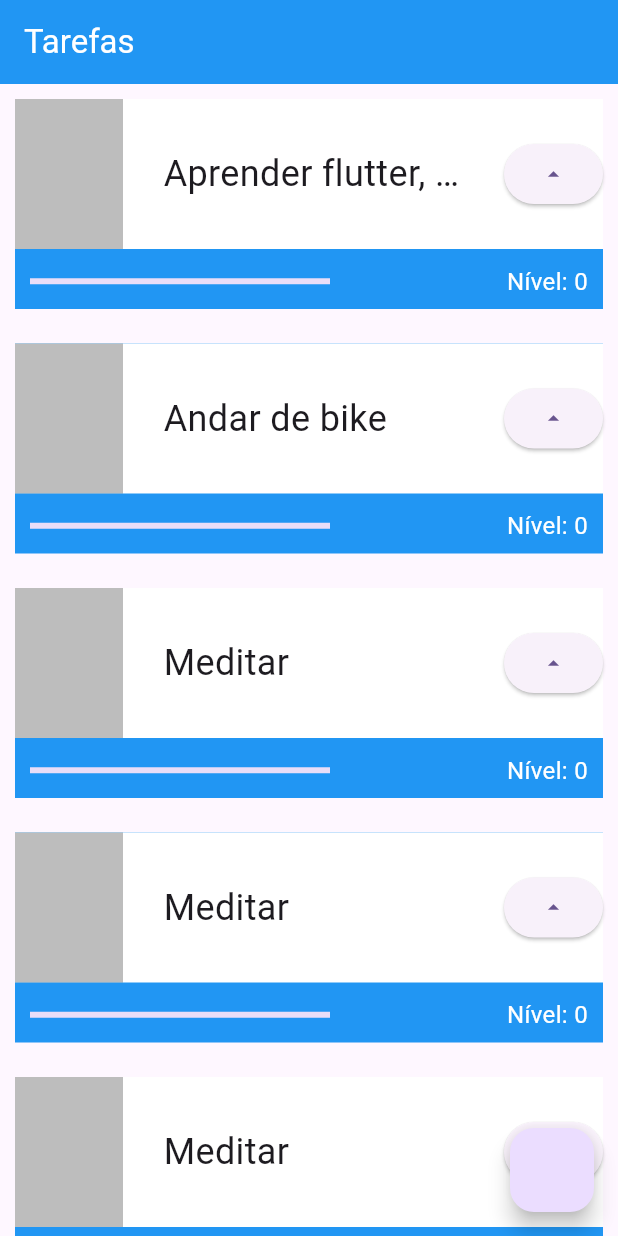
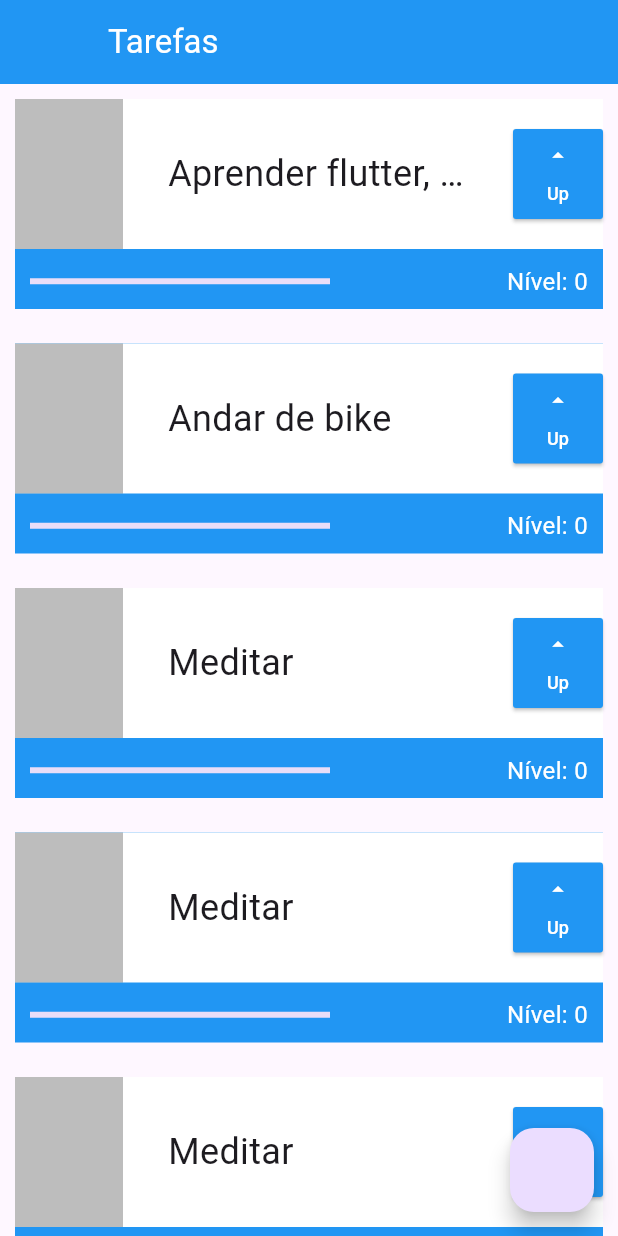
Before and after one commit to Th-Guasti/alura_flutter, a Flutter app: the screen it shows after launch, on a phone screen of 412 x 824 dp. Run offline on Flutter 3.47's test engine with Material 3 defaults, Android fonts, the light colour scheme and no system bars.

Commit message:
modificações de alguns elementos

```diff
--- a/lib/main.dart
+++ b/lib/main.dart
@@ -19,6 +19,7 @@ class MyApp extends StatelessWidget {
       ),
       home: Scaffold(
         appBar: AppBar(
+          leading: Container(),
           title: Text(
             'Tarefas',
             style: TextStyle(color: Colors.white),
@@ -88,14 +89,39 @@ class _TaskState extends State<Task> {
                             style: TextStyle(
                                 fontSize: 24, overflow: TextOverflow.ellipsis),
                           )),
-                      ElevatedButton(
+                      Container(
+                        height: 60,
+                        width: 60,
+                        child: ElevatedButton(
                             onPressed: () {
                               setState(() {
                                 nivel++;
                               });
                               print(nivel);
                             },
-                          child: Icon(Icons.arrow_drop_up))
+                            style: ElevatedButton.styleFrom(
+                              backgroundColor: Colors.blue,
+                              padding: EdgeInsets.all(1),
+                              shape: RoundedRectangleBorder(
+                                borderRadius: BorderRadius.circular(2)
+                              )
+                            ),
+                            child: Column(
+                              mainAxisAlignment: MainAxisAlignment.spaceEvenly,
+                              crossAxisAlignment: CrossAxisAlignment.center,
+                              children: [
+                                Icon(
+                                  Icons.arrow_drop_up,
+                                  color: Colors.white,
+                                ),
+                                Text(
+                                  'Up',
+                                  style: TextStyle(
+                                      fontSize: 12, color: Colors.white),
+                                )
+                              ],
+                            )),
+                      )
                     ],
                   ),
                 ),
```
Lines whose indentation alone changed are shown as unchanged.
